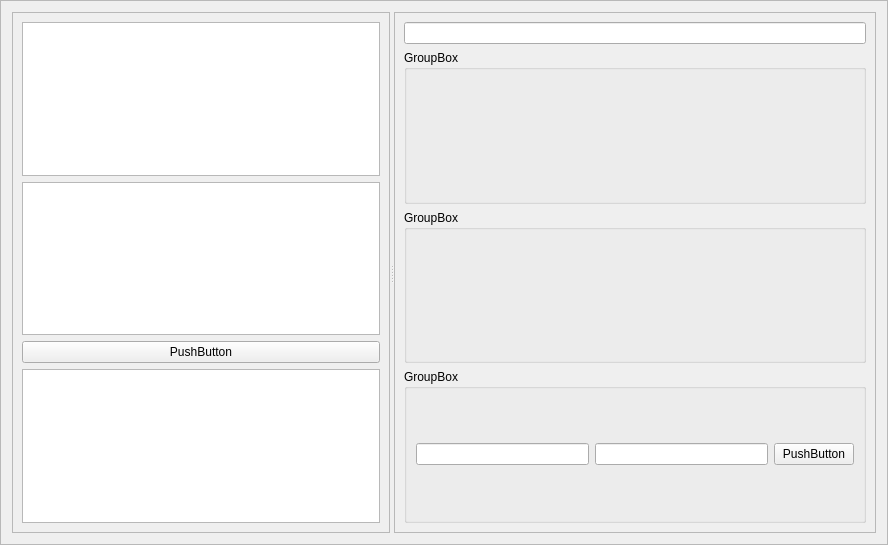
Before: the Qt Designer form paws/ui/qtui/wf_editor.ui in slaclab/paws, drawn with Qt 5.
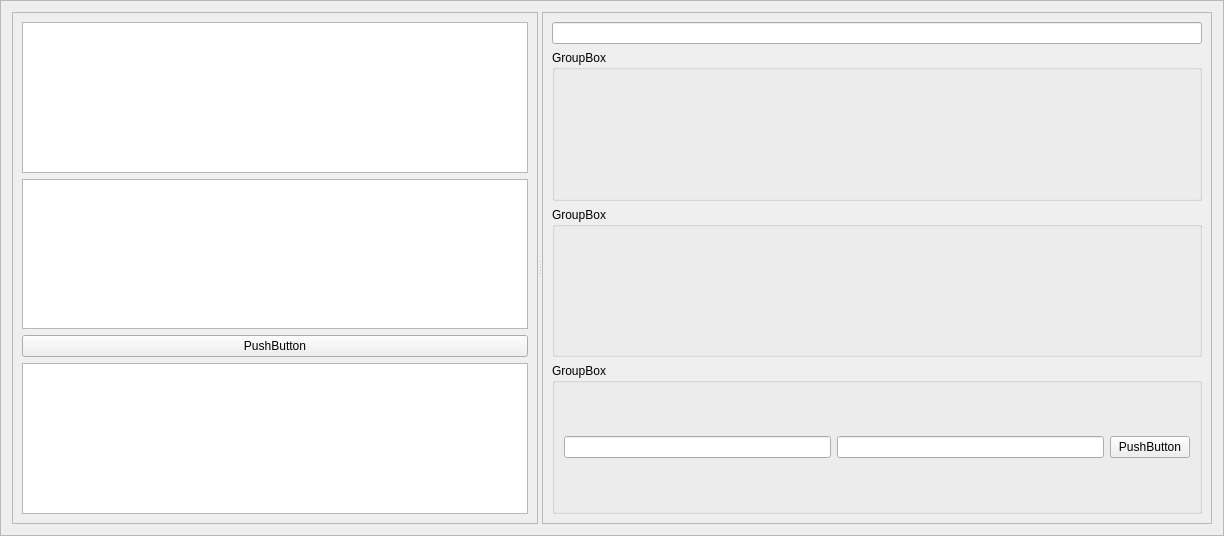
After: the same form once the commit is applied.

```diff
--- a/paws/ui/qtui/wf_editor.ui
+++ b/paws/ui/qtui/wf_editor.ui
@@ -6,8 +6,8 @@
    <rect>
     <x>0</x>
     <y>0</y>
-    <width>888</width>
-    <height>545</height>
+    <width>1224</width>
+    <height>536</height>
    </rect>
   </property>
   <property name="windowTitle">
```
Left out of the diff: 2 changed lines with no effect on the pictures.
